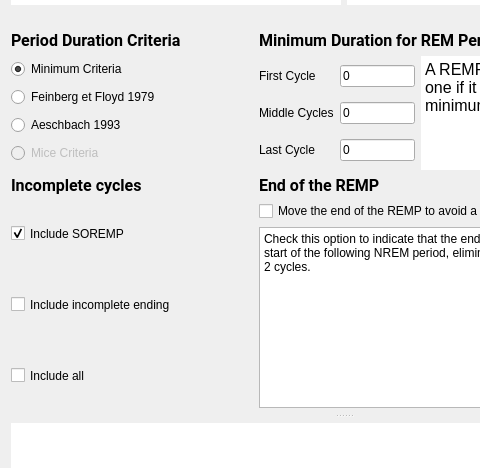
This is modules/CEAMSModules/SleepCyclesDelimiter/Ui_SleepCyclesDelimiterSettingsView.ui in SnoozToolbox/snooz-package-ceams as Qt 5 draws it before an edit; both pictures show x 0 to 480 and y 200 to 668 of the 734 by 812 pixel window. The edited form follows.
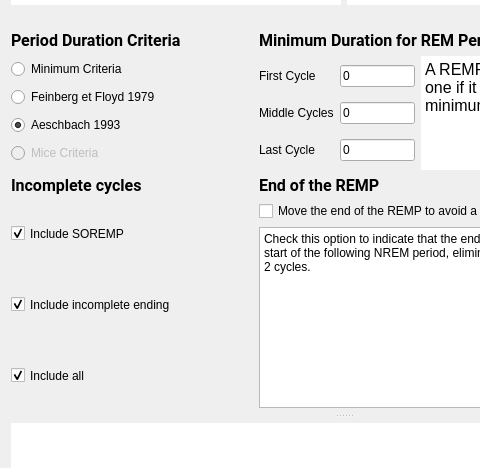
This is the edited form. Icons and pictures are not drawn.

Commit message: Forced sleep cycle definition to Aeschbach 1993 and include all cycles (even incomplete).

The edit to the form file:
```diff
--- a/modules/CEAMSModules/SleepCyclesDelimiter/Ui_SleepCyclesDelimiterSettingsView.ui
+++ b/modules/CEAMSModules/SleepCyclesDelimiter/Ui_SleepCyclesDelimiterSettingsView.ui
@@ -212,6 +212,9 @@
              <property name="text">
               <string>Include incomplete ending</string>
              </property>
+             <property name="checked">
+              <bool>true</bool>
+             </property>
             </widget>
            </item>
            <item>
@@ -228,6 +231,9 @@
              <property name="text">
               <string>Include all</string>
              </property>
+             <property name="checked">
+              <bool>true</bool>
+             </property>
             </widget>
            </item>
           </layout>
@@ -265,7 +271,7 @@
               <string>Minimum Criteria</string>
              </property>
              <property name="checked">
-              <bool>true</bool>
+              <bool>false</bool>
              </property>
             </widget>
            </item>
@@ -299,6 +305,9 @@
              <property name="text">
               <string>Aeschbach 1993</string>
              </property>
+             <property name="checked">
+              <bool>true</bool>
+             </property>
             </widget>
            </item>
            <item>
```
Left out of the diff: 5 changed lines with no effect on the pictures. The commit also changes 10 other files.
